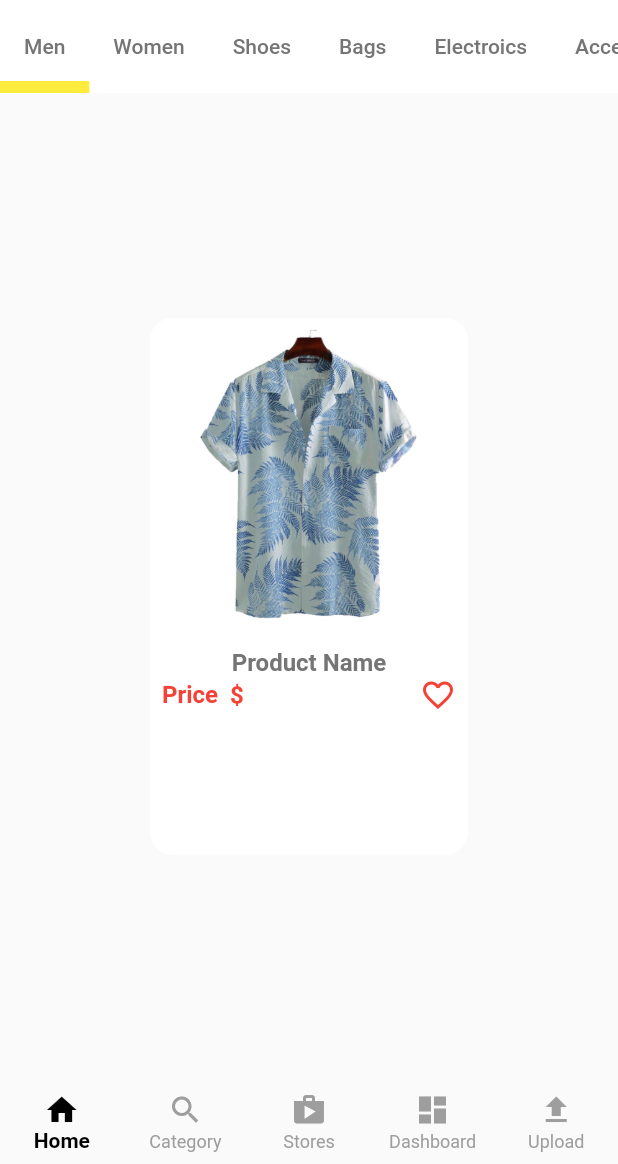
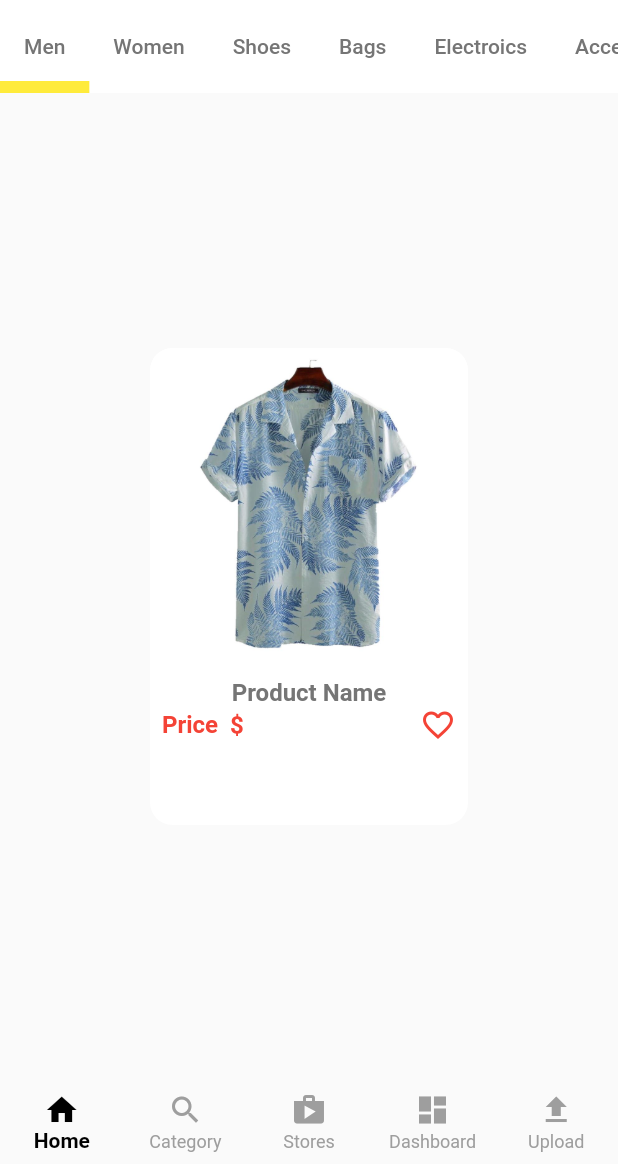
Before and after one commit to fluttberry/shop_app, a Flutter app: the screen it shows after launch, on a phone screen of 412 x 824 dp, the part 72-1236 px from its top. Run offline on Flutter 3.47's test engine with Material 2 defaults, Android fonts, the phone set to English and light mode, and no system bars; our stand-ins replace animated_text_kit, cloud_firestore, firebase_auth, firebase_core, firebase_storage, image_picker; accounts and stored records are empty.

Commit message:
men gallery is updated

```diff
--- a/lib/app/constants/presentation/galleries/men_gallery.dart
+++ b/lib/app/constants/presentation/galleries/men_gallery.dart
@@ -1,74 +1,11 @@
 import 'package:flutter/material.dart';
-import 'package:shop_app/app/constants/colors/app_colors.dart';
+import 'package:shop_app/app/constants/presentation/widgets/product_models/product_model.dart';
 
 class MenGallery extends StatelessWidget {
   const MenGallery({super.key});
 
   @override
   Widget build(BuildContext context) {
-    return Padding(
-      padding: const EdgeInsets.symmetric(
-        vertical: 150,
-        horizontal: 100,
-      ),
-      child: Container(
-        decoration: BoxDecoration(
-          color: AppColors.white,
-          borderRadius: BorderRadius.circular(15),
-        ),
-        child: Column(
-          children: [
-            ClipRRect(
-              borderRadius: const BorderRadius.only(
-                topLeft: Radius.circular(15),
-                topRight: Radius.circular(15),
-              ),
-              child: Container(
-                  constraints: const BoxConstraints(
-                    minHeight: 100,
-                    maxHeight: 250,
-                  ),
-                  child: Image.asset('images/men/men0.jpg')),
-            ),
-            Padding(
-              padding: const EdgeInsets.all(8.0),
-              child: Column(
-                children: [
-                  Text(
-                    'Product Name',
-                    // maxLines: 1,
-                    // overflow: TextOverflow.ellipsis,
-                    style: TextStyle(
-                      fontSize: 16,
-                      color: AppColors.grey.shade600,
-                      fontWeight: FontWeight.w600,
-                    ),
-                  ),
-                  Row(
-                    mainAxisAlignment: MainAxisAlignment.spaceBetween,
-                    children: const [
-                      Text(
-                        'Price  \$',
-                        // maxLines: 1,
-                        // overflow: TextOverflow.ellipsis,
-                        style: TextStyle(
-                          fontSize: 16,
-                          color: AppColors.red,
-                          fontWeight: FontWeight.w600,
-                        ),
-                      ),
-                      Icon(
-                        Icons.favorite_border_outlined,
-                        color: AppColors.red,
-                      ),
-                    ],
-                  )
-                ],
-              ),
-            ),
-          ],
-        ),
-      ),
-    );
+    return const ProductModel();
   }
 }
--- /dev/null
+++ b/lib/app/constants/presentation/minor screens/product_detail_screen.dart
@@ -0,0 +1,11 @@
+import 'package:flutter/src/widgets/framework.dart';
+import 'package:flutter/src/widgets/placeholder.dart';
+
+class ProductDetailScreen extends StatelessWidget {
+  const ProductDetailScreen({super.key});
+
+  @override
+  Widget build(BuildContext context) {
+    return const Placeholder();
+  }
+}
--- /dev/null
+++ b/lib/app/constants/presentation/widgets/product_models/product_model.dart
@@ -0,0 +1,87 @@
+import 'package:flutter/material.dart';
+import 'package:shop_app/app/constants/colors/app_colors.dart';
+import 'package:shop_app/app/constants/presentation/minor%20screens/product_detail_screen.dart';
+
+class ProductModel extends StatelessWidget {
+  const ProductModel({
+    super.key,
+  });
+
+  @override
+  Widget build(BuildContext context) {
+    return InkWell(
+      onTap: () {
+        Navigator.push(
+          context,
+          MaterialPageRoute(
+            builder: (context) => const ProductDetailScreen(),
+          ),
+        );
+      },
+      child: Padding(
+        padding: const EdgeInsets.symmetric(
+          vertical: 170,
+          horizontal: 100,
+        ),
+        child: Container(
+          decoration: BoxDecoration(
+            color: AppColors.white,
+            borderRadius: BorderRadius.circular(15),
+          ),
+          child: Column(
+            children: [
+              ClipRRect(
+                borderRadius: const BorderRadius.only(
+                  topLeft: Radius.circular(15),
+                  topRight: Radius.circular(15),
+                ),
+                child: Container(
+                    constraints: const BoxConstraints(
+                      minHeight: 100,
+                      maxHeight: 250,
+                    ),
+                    child: Image.asset('images/men/men0.jpg')),
+              ),
+              Padding(
+                padding: const EdgeInsets.all(8.0),
+                child: Column(
+                  children: [
+                    Text(
+                      'Product Name',
+                      // maxLines: 1,
+                      // overflow: TextOverflow.ellipsis,
+                      style: TextStyle(
+                        fontSize: 16,
+                        color: AppColors.grey.shade600,
+                        fontWeight: FontWeight.w600,
+                      ),
+                    ),
+                    Row(
+                      mainAxisAlignment: MainAxisAlignment.spaceBetween,
+                      children: const [
+                        Text(
+                          'Price  \$',
+                          // maxLines: 1,
+                          // overflow: TextOverflow.ellipsis,
+                          style: TextStyle(
+                            fontSize: 16,
+                            color: AppColors.red,
+                            fontWeight: FontWeight.w600,
+                          ),
+                        ),
+                        Icon(
+                          Icons.favorite_border_outlined,
+                          color: AppColors.red,
+                        ),
+                      ],
+                    )
+                  ],
+                ),
+              ),
+            ],
+          ),
+        ),
+      ),
+    );
+  }
+}
```
